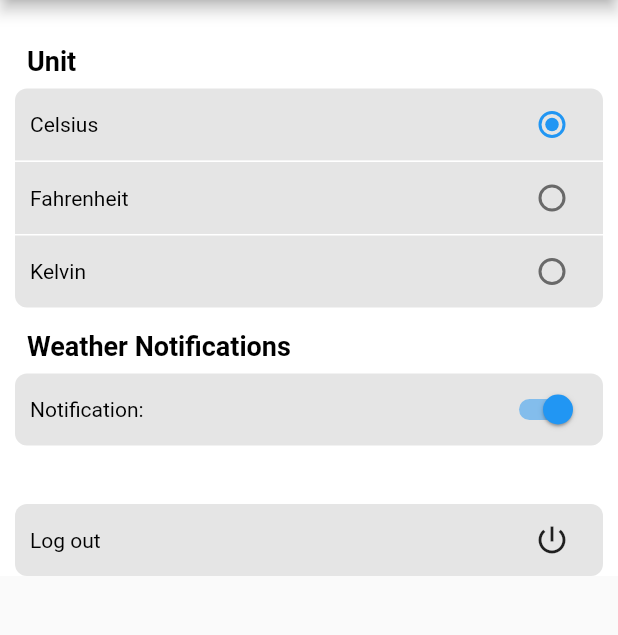
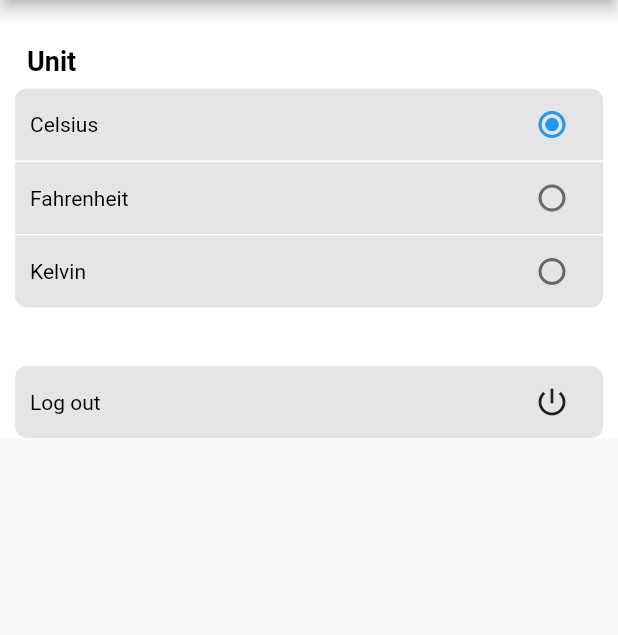
Before and after one commit to arjunbhandari3/weather_station_app, a Flutter app: the SettingsScreen screen opened by its route, on a phone screen of 412 x 824 dp, the part 84-719 px from its top. Run offline on Flutter 3.47's test engine with Material 2 defaults, Android fonts, the phone set to English and light mode, and no system bars; our stand-ins replace bloc, connectivity, curved_navigation_bar, equatable, flutter_bloc, native_widgets and 1 more; missing offline and left inert: a package; accounts and stored records are empty; generated files the repository leaves out were written again.

Commit message:
weather staion app

```diff
--- /dev/null
+++ b/lib/src/model/weather1.dart
@@ -0,0 +1,19 @@
+import 'package:weather_station/src/utils/converters.dart';
+
+class Weather {
+  final Temperature temperature;
+  final int pressure;
+  final int humidity;
+  final int altitude;
+
+  Weather({this.temperature, this.pressure, this.humidity, this.altitude});
+
+  factory Weather.fromJson(Map<String, dynamic> json) {
+    return Weather(
+      temperature: json['temperature'],
+      pressure: json['pressure'],
+      humidity: json['humidity'],
+      altitude: json['altitude'],
+    );
+  }
+}
--- a/lib/src/screens/routes.dart
+++ b/lib/src/screens/routes.dart
@@ -12,7 +12,5 @@ class Routes {
     '/settings': (context) => SettingsScreen(),
     '/checkweather': (context) => SearchWeatherScreen(),
     '/login': (BuildContext context) => LoginPage(),
-    // '/signup': (BuildContext context) => new SignUpScreen(),
-    // '/signup2': (BuildContext context) => new CompleteSignUpScreen(),
   };
 }
--- a/lib/src/screens/settings_screen.dart
+++ b/lib/src/screens/settings_screen.dart
@@ -161,48 +161,6 @@ class _SettingsScreenState extends State<SettingsScreen> {
                     padding: const EdgeInsets.only(
                         top: 15, left: 8, right: 8, bottom: 8),
                     child: Text(
-                      "Weather Notifications",
-                      style: TextStyle(
-                        color: Colors.black,
-                        fontWeight: FontWeight.bold,
-                        fontSize: 18,
-                      ),
-                    ),
-                  ),
-                  Container(
-                    decoration: BoxDecoration(
-                      borderRadius: BorderRadius.only(
-                        topLeft: Radius.circular(8),
-                        topRight: Radius.circular(8),
-                        bottomLeft: Radius.circular(8),
-                        bottomRight: Radius.circular(8),
-                      ),
-                      color: Colors.black.withOpacity(0.1),
-                    ),
-                    padding: EdgeInsets.only(left: 10, right: 10),
-                    child: Row(
-                      mainAxisAlignment: MainAxisAlignment.spaceBetween,
-                      children: <Widget>[
-                        Text(
-                          "Notification:",
-                          style: TextStyle(
-                            color: Colors.black,
-                          ),
-                        ),
-                        Switch(
-                          value: val,
-                          onChanged: (newVal) {
-                            onSwitchValueChanged(newVal);
-                          },
-                          activeColor: Colors.blue,
-                        ),
-                      ],
-                    ),
-                  ),
-                  Padding(
-                    padding: const EdgeInsets.only(
-                        top: 15, left: 8, right: 8, bottom: 8),
-                    child: Text(
                       " ",
                     ),
                   ),
--- a/lib/src/utils/constants.dart
+++ b/lib/src/utils/constants.dart
@@ -8,7 +8,7 @@ enum AlertAction {
   disagree,
   agree,
 }
-// const String apiURL = "http://127.0.0.1:1234/auth/api/account/users";
+
 const String apiURL = "https://reqres.in/api/users/2";
 const bool devMode = false;
 const double textScaleFactor = 1.0;
```
Also changed, not shown: lib/src/api/weather_api_client.dart (+15 -4 lines), lib/src/repository/auth.dart (+0 -24 lines).
